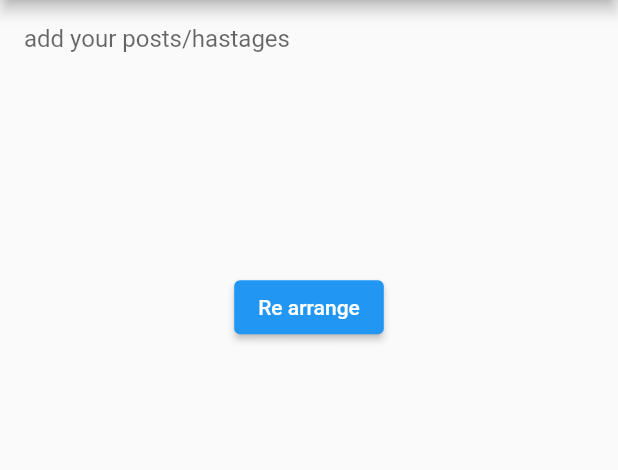
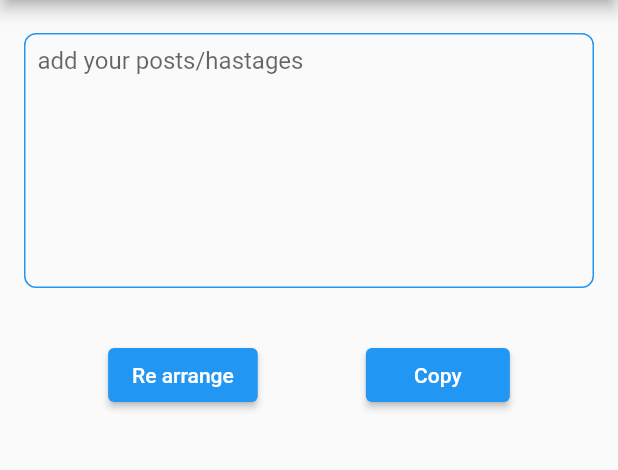
Before and after one commit to MahmoudMabrok/supportPalestine, a Flutter app: the screen it shows after launch, after a tap on "Re arrange", on a phone screen of 412 x 824 dp, the part 84-554 px from its top. Run offline on Flutter 3.47's test engine with Material 2 defaults, Android fonts, the light colour scheme and no system bars; our stand-ins replace fluttertoast.

Commit message:
add new btn for copy

```diff
--- a/lib/main.dart
+++ b/lib/main.dart
@@ -1,4 +1,6 @@
 import 'package:flutter/material.dart';
+import 'package:flutter/services.dart';
+import 'package:fluttertoast/fluttertoast.dart';
 
 void main() {
   runApp(MyApp());
@@ -30,48 +32,95 @@ class HomePage extends StatefulWidget {
 }
 
 class _HomePageState extends State<HomePage> {
-  var controle = TextEditingController();
+  final controller = TextEditingController();
 
-  var computedString = "";
+  String computedString = "";
 
-  void reArrangeHashtages(String text) {
+  @override
+  void dispose() {
+    controller.dispose();
+    super.dispose();
+  }
+
+  void reArrangeHashTags(String text) {
     var list = text.split("\n");
     list.shuffle();
 
     String f = list.join("\n");
-    /*  setState(() {
-      computedString = f;
 
-    });*/
-    controle.text = f;
+    controller.text = f;
   }
 
   @override
   Widget build(BuildContext context) {
     var window = MediaQuery.of(context);
     var height = window.size.height;
-    return Padding(
-      padding: EdgeInsets.all(16),
-      child: Column(
+    return Column(
       children: [
         Container(
-            decoration: BoxDecoration(),
-            height: height * 0.2,
+          margin: EdgeInsets.symmetric(vertical: 22, horizontal: 16),
+          padding: EdgeInsets.all(8),
+          decoration: BoxDecoration(
+            border: Border.all(
+              color: Theme.of(context).primaryColor, // set border color
+            ), // set border width
+            borderRadius: BorderRadius.circular(8), // set rounded corner radius
+          ),
           child: TextField(
             keyboardType: TextInputType.multiline,
-              maxLines: null,
-              controller: controle,
-              decoration: InputDecoration.collapsed(
-                  hintText: 'add your posts/hastages'),
+            maxLines: 8,
+            controller: controller,
+            decoration:
+                InputDecoration.collapsed(hintText: 'add your posts/hastages'),
+          ),
+        ),
+        SizedBox(height: 12),
+        Row(
+          mainAxisAlignment: MainAxisAlignment.spaceEvenly,
+          children: [
+            ElevatedButton(
+              onPressed: () {
+                reArrangeHashTags(controller.text);
+              },
+              child: Container(
+                constraints: BoxConstraints(minWidth: 64),
+                child: Center(
+                  child: Text('Re arrange'),
+                ),
               ),
             ),
             ElevatedButton(
-              onPressed: () {
-                reArrangeHashtages(controle.text);
+              onPressed: () async {
+                copy(controller.text);
               },
-              child: Text('Re arrange'))
+              child: Container(
+                constraints: BoxConstraints(minWidth: 64),
+                child: Center(
+                  child: Text('Copy'),
+                ),
+              ),
+            ),
           ],
-      ),
+        )
+      ],
     );
   }
+
+  void copy(String text) async {
+    if (text == null || text.isEmpty) {
+      showToast("type something to copy", backgroundColor: Colors.red);
+      return;
     }
+    await Clipboard.setData(ClipboardData(text: controller.text));
+    showToast("Copied");
+  }
+
+  void showToast(String msg, {Color backgroundColor = Colors.green}) {
+    Fluttertoast.showToast(
+        msg: msg,
+        toastLength: Toast.LENGTH_LONG,
+        backgroundColor: backgroundColor,
+        textColor: Colors.white,
+        fontSize: 16.0);
+  }
+}
--- a/pubspec.yaml
+++ b/pubspec.yaml
@@ -28,7 +28,7 @@ dependencies:
   # The following adds the Cupertino Icons font to your application.
   # Use with the CupertinoIcons class for iOS style icons.
   cupertino_icons: ^1.0.2
-
+  fluttertoast: ^8.0.6
 dev_dependencies:
   flutter_test:
     sdk: flutter
```
Also changed, not shown: pubspec.lock (deleted), 1 other file. Lines whose indentation alone changed are shown as unchanged.
